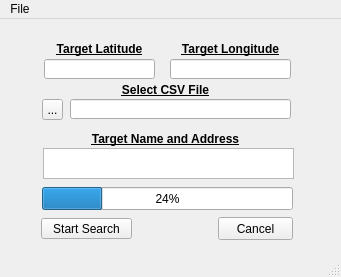
thenewguy854/Geospatial-Location-webscraper, file Gui_window.ui: the form before one commit.
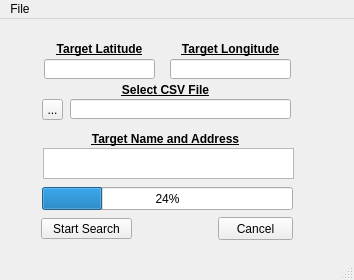
The form after the commit.

Commit message: Front end of Application basic structure and functionality complete. Status bar function added but not working properly yet.

```diff
--- a/Gui_window.ui
+++ b/Gui_window.ui
@@ -6,8 +6,8 @@
    <rect>
     <x>0</x>
     <y>0</y>
-    <width>341</width>
-    <height>277</height>
+    <width>354</width>
+    <height>280</height>
    </rect>
   </property>
   <property name="windowTitle">
@@ -165,7 +165,7 @@
     <rect>
      <x>0</x>
      <y>0</y>
-     <width>341</width>
+     <width>354</width>
      <height>22</height>
     </rect>
    </property>
```
Left out of the diff: 17 changed lines with no effect on the pictures. The commit also changes 2 other files.
